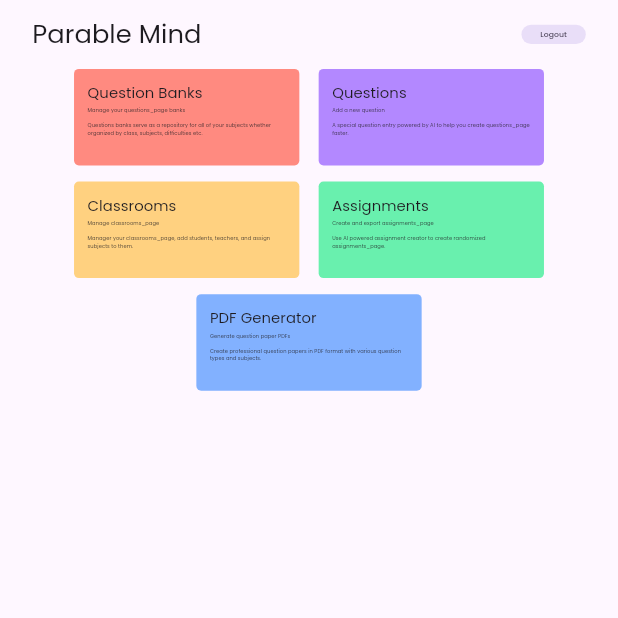
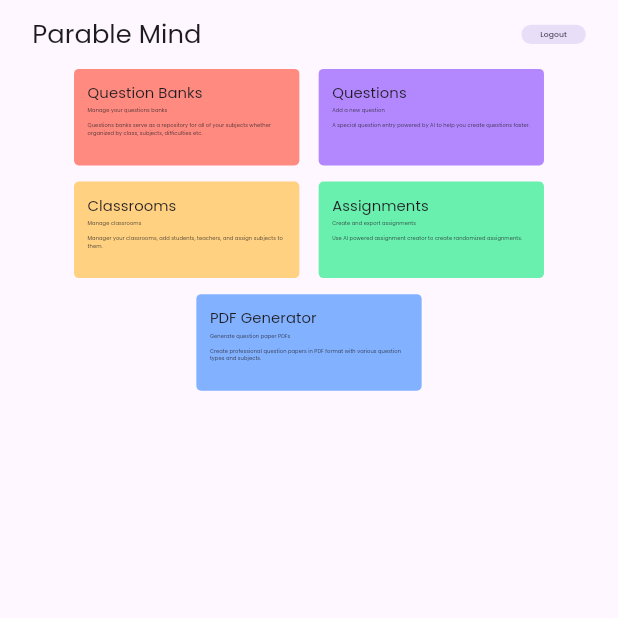
Before and after one commit to Lumen-Slate/lumenslate.alpha.flutter.app, a Flutter app: the TeacherDashboardDesktop screen opened directly, on a phone screen of 412 x 824 dp, the top half of it. Run offline on Flutter 3.47's test engine with Material 3 defaults, Android fonts, the phone set to English and light mode, and no system bars; drawn by our look-alikes of auto_size_text, flutter_expandable_fab; our stand-ins replace dio, dropdown_button2, equatable, firebase_auth, firebase_core, flutter_bloc and 8 more; missing offline and left inert: linked_scroll_controller, universal_html; accounts and stored records are empty.

Commit message:
fix typhos

```diff
--- a/lib/pages/dashboard_page/desktop/dashboard.dart
+++ b/lib/pages/dashboard_page/desktop/dashboard.dart
@@ -24,7 +24,7 @@ class TeacherDashboardDesktop extends StatelessWidget {
       },
       child: PopScope(
         onPopInvokedWithResult: (_, __) {
-          context.go('/teacher-dashboard_page');
+          context.go('/teacher-dashboard');
         },
         child: ResponsiveScaledBox(
           width: 1920,
@@ -140,7 +140,7 @@ class TeacherDashboardDesktop extends StatelessWidget {
                             children: [
                               GestureDetector(
                                 onTap: () {
-                                  context.push('/teacher-dashboard_page/question-banks');
+                                  context.push('/teacher-dashboard/question-banks');
                                 },
                                 child: WideTile(
                                   title: AutoSizeText(
@@ -148,7 +148,7 @@ class TeacherDashboardDesktop extends StatelessWidget {
                                     style: GoogleFonts.poppins(fontSize: 46),
                                   ),
                                   subTitle: AutoSizeText(
-                                    "Manage your questions_page banks",
+                                    "Manage your questions banks",
                                     style: GoogleFonts.poppins(fontSize: 16),
                                   ),
                                   description: AutoSizeText(
@@ -159,7 +159,7 @@ class TeacherDashboardDesktop extends StatelessWidget {
                                 ),
                               ),
                               GestureDetector(
-                                onTap: () => context.push('/teacher-dashboard_page/questions_page'),
+                                onTap: () => context.push('/teacher-dashboard/questions'),
                                 child: WideTile(
                                   title: AutoSizeText(
                                     "Questions",
@@ -172,7 +172,7 @@ class TeacherDashboardDesktop extends StatelessWidget {
                                     style: GoogleFonts.poppins(fontSize: 16),
                                   ),
                                   description: AutoSizeText(
-                                    "A special question entry powered by AI to help you create questions_page faster.",
+                                    "A special question entry powered by AI to help you create questions faster.",
                                     style: GoogleFonts.poppins(fontSize: 16),
                                   ),
                                   backgroundColor: Colors.deepPurpleAccent[100]!,
@@ -185,7 +185,7 @@ class TeacherDashboardDesktop extends StatelessWidget {
                             mainAxisAlignment: MainAxisAlignment.spaceAround,
                             children: [
                               GestureDetector(
-                                onTap: () => context.push('/teacher-dashboard_page/classrooms_page'),
+                                onTap: () => context.push('/teacher-dashboard/classrooms'),
                                 child: WideTile(
                                   title: AutoSizeText(
                                     "Classrooms",
@@ -194,18 +194,18 @@ class TeacherDashboardDesktop extends StatelessWidget {
                                     ),
                                   ),
                                   subTitle: AutoSizeText(
-                                    "Manage classrooms_page",
+                                    "Manage classrooms",
                                     style: GoogleFonts.poppins(fontSize: 16),
                                   ),
                                   description: AutoSizeText(
-                                    "Manager your classrooms_page, add students, teachers, and assign subjects to them.",
+                                    "Manager your classrooms, add students, teachers, and assign subjects to them.",
                                     style: GoogleFonts.poppins(fontSize: 16),
                                   ),
                                   backgroundColor: Colors.orangeAccent[100]!,
                                 ),
                               ),
                               GestureDetector(
-                                onTap: () => context.push('/teacher-dashboard_page/assignments_page'),
+                                onTap: () => context.push('/teacher-dashboard/assignments'),
                                 child: WideTile(
                                   title: AutoSizeText(
                                     "Assignments",
@@ -214,11 +214,11 @@ class TeacherDashboardDesktop extends StatelessWidget {
                                     ),
                                   ),
                                   subTitle: AutoSizeText(
-                                    "Create and export assignments_page",
+                                    "Create and export assignments",
                                     style: GoogleFonts.poppins(fontSize: 16),
                                   ),
                                   description: AutoSizeText(
-                                    "Use AI powered assignment creator to create randomized assignments_page.",
+                                    "Use AI powered assignment creator to create randomized assignments.",
                                     style: GoogleFonts.poppins(fontSize: 16),
                                   ),
                                   backgroundColor: Colors.greenAccent[200]!,
```
